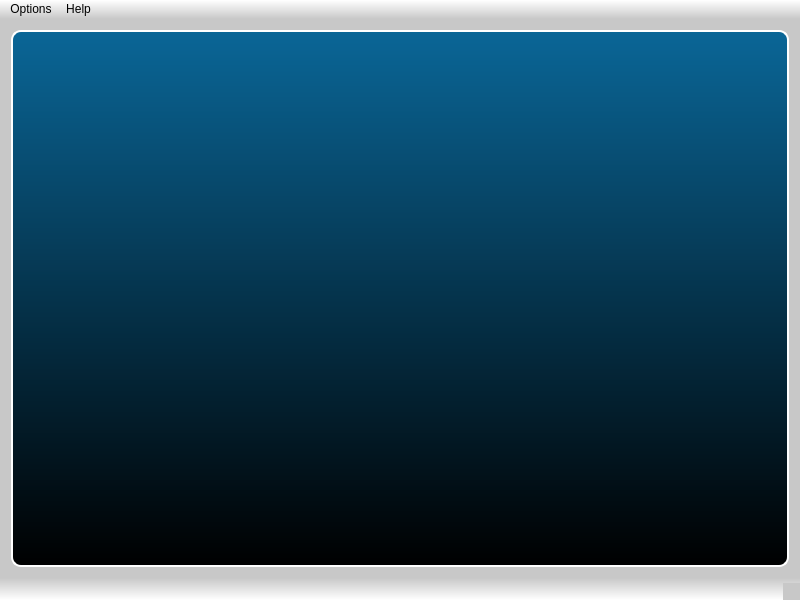
The window that saisie3D/mainwindow.ui (micmacIGN/micmac) describes before a commit, drawn with Qt 5.
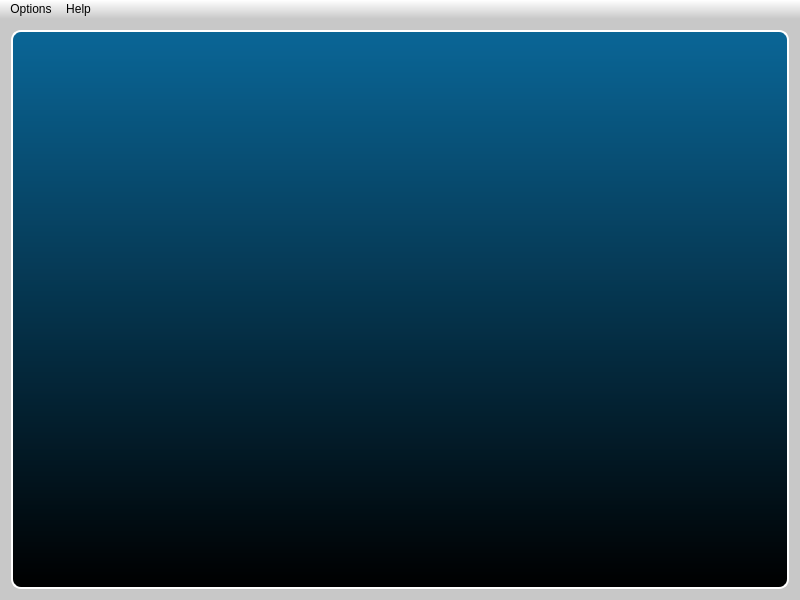
The same window after the commit. Icons and pictures are not drawn.

The edit to the form file:
```diff
--- a/saisie3D/mainwindow.ui
+++ b/saisie3D/mainwindow.ui
@@ -115,7 +115,6 @@
    <addaction name="menuOptions"/>
    <addaction name="menuAbout"/>
   </widget>
-  <widget class="QStatusBar" name="statusBar"/>
   <action name="actionFullScreen">
    <property name="checkable">
     <bool>true</bool>
```
Left out of the diff: 24 changed lines with no effect on the pictures.
